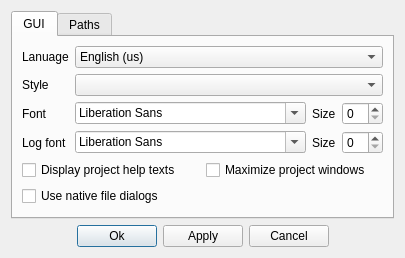
Before: the Qt Designer form tools/qchdman/preferencesdialog.ui in qmc2/qmc2-mame-fe, drawn with Qt 5.
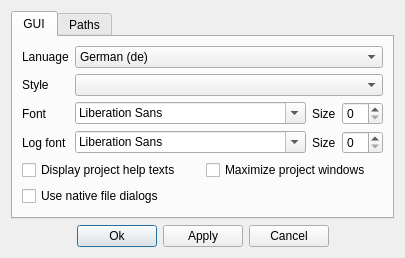
After: the same form once the commit is applied. Icons and pictures are not drawn.

Patch:
```diff
--- a/tools/qchdman/preferencesdialog.ui
+++ b/tools/qchdman/preferencesdialog.ui
@@ -88,7 +88,7 @@
           <string>Select the GUI language (requires a restart to take effect!)</string>
          </property>
          <property name="currentIndex">
-          <number>7</number>
+          <number>0</number>
          </property>
          <item>
           <property name="text">
```
Left out of the diff: 5 changed lines with no effect on the pictures.
